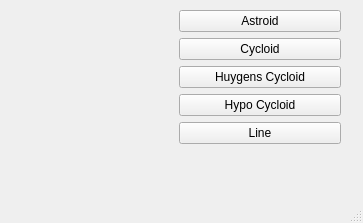
Above: mainwindow.ui from GeoMarek/Qt_learn before the change. Below: the same form after it.
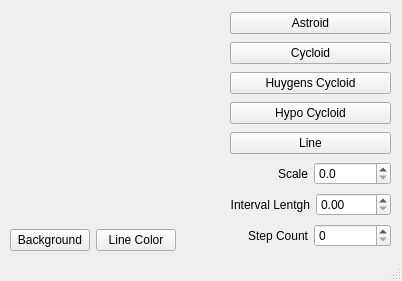
That is the form after the change. Custom widgets are drawn as their Qt base class.

Commit message: Update user interface

The edit to the form file:
```diff
--- a/mainwindow.ui
+++ b/mainwindow.ui
@@ -6,8 +6,8 @@
    <rect>
     <x>0</x>
     <y>0</y>
-    <width>363</width>
-    <height>223</height>
+    <width>402</width>
+    <height>281</height>
    </rect>
   </property>
   <property name="windowTitle">
@@ -17,66 +17,150 @@
    <widget class="QWidget" name="">
     <property name="geometry">
      <rect>
-      <x>10</x>
+      <x>230</x>
       <y>10</y>
-      <width>331</width>
-      <height>181</height>
+      <width>161</width>
+      <height>241</height>
      </rect>
     </property>
-    <layout class="QHBoxLayout" name="horizontalLayout_2">
+    <layout class="QVBoxLayout" name="verticalLayout">
+     <item>
+      <widget class="QPushButton" name="button_astroid">
+       <property name="text">
+        <string>Astroid</string>
+       </property>
+      </widget>
+     </item>
+     <item>
+      <widget class="QPushButton" name="button_cycloid">
+       <property name="text">
+        <string>Cycloid</string>
+       </property>
+      </widget>
+     </item>
+     <item>
+      <widget class="QPushButton" name="button_huygens_cycloid">
+       <property name="text">
+        <string>Huygens Cycloid</string>
+       </property>
+      </widget>
+     </item>
+     <item>
+      <widget class="QPushButton" name="button_hypo_cycloid">
+       <property name="text">
+        <string>Hypo Cycloid</string>
+       </property>
+      </widget>
+     </item>
+     <item>
+      <widget class="QPushButton" name="button_line">
+       <property name="text">
+        <string>Line</string>
+       </property>
+      </widget>
+     </item>
      <item>
       <layout class="QHBoxLayout" name="horizontalLayout">
        <item>
-        <widget class="RenderArea" name="render_area" native="true"/>
+        <widget class="QLabel" name="label_scale">
+         <property name="text">
+          <string>Scale</string>
+         </property>
+         <property name="alignment">
+          <set>Qt::AlignRight|Qt::AlignTrailing|Qt::AlignVCenter</set>
+         </property>
+        </widget>
        </item>
+       <item>
+        <widget class="QDoubleSpinBox" name="spin_scale">
+         <property name="decimals">
+          <number>1</number>
+         </property>
+         <property name="singleStep">
+          <double>0.100000000000000</double>
+         </property>
+        </widget>
+       </item>
       </layout>
      </item>
      <item>
-      <layout class="QVBoxLayout" name="verticalLayout">
+      <layout class="QHBoxLayout" name="horizontalLayout_2">
        <item>
-        <widget class="QPushButton" name="button_astroid">
+        <widget class="QLabel" name="label_interval">
          <property name="text">
-          <string>Astroid</string>
+          <string>Interval Lentgh</string>
          </property>
+         <property name="alignment">
+          <set>Qt::AlignRight|Qt::AlignTrailing|Qt::AlignVCenter</set>
+         </property>
         </widget>
        </item>
        <item>
-        <widget class="QPushButton" name="button_cycloid">
-         <property name="text">
-          <string>Cycloid</string>
+        <widget class="QDoubleSpinBox" name="spin_interval">
+         <property name="decimals">
+          <number>2</number>
          </property>
         </widget>
        </item>
+      </layout>
+     </item>
+     <item>
+      <layout class="QHBoxLayout" name="horizontalLayout_3">
        <item>
-        <widget class="QPushButton" name="button_huygens_cycloid">
+        <widget class="QLabel" name="label">
          <property name="text">
-          <string>Huygens Cycloid</string>
+          <string>Step Count</string>
          </property>
+         <property name="alignment">
+          <set>Qt::AlignRight|Qt::AlignTrailing|Qt::AlignVCenter</set>
+         </property>
         </widget>
        </item>
        <item>
-        <widget class="QPushButton" name="button_hypo_cycloid">
+        <widget class="QSpinBox" name="spin_step_count"/>
+       </item>
+      </layout>
+     </item>
+    </layout>
+   </widget>
+   <widget class="QWidget" name="">
+    <property name="geometry">
+     <rect>
+      <x>10</x>
+      <y>10</y>
+      <width>216</width>
+      <height>241</height>
+     </rect>
+    </property>
+    <layout class="QVBoxLayout" name="verticalLayout_2">
+     <item>
+      <widget class="RenderArea" name="render_area" native="true"/>
+     </item>
+     <item>
+      <layout class="QHBoxLayout" name="horizontalLayout_4">
+       <item>
+        <widget class="QPushButton" name="button_background">
          <property name="text">
-          <string>Hypo Cycloid</string>
+          <string>Background</string>
          </property>
         </widget>
        </item>
        <item>
-        <widget class="QPushButton" name="button_line">
+        <widget class="QPushButton" name="button_line_color">
          <property name="text">
-          <string>Line</string>
+          <string>Line Color</string>
          </property>
         </widget>
        </item>
        <item>
-        <spacer name="verticalSpacer">
+        <spacer name="horizontalSpacer">
          <property name="orientation">
-          <enum>Qt::Vertical</enum>
+          <enum>Qt::Horizontal</enum>
          </property>
          <property name="sizeHint" stdset="0">
           <size>
-           <width>20</width>
-           <height>40</height>
+           <width>40</width>
+           <height>20</height>
           </size>
          </property>
         </spacer>
```
Left out of the diff: 6 changed lines with no effect on the pictures. The commit also changes 4 other files.
